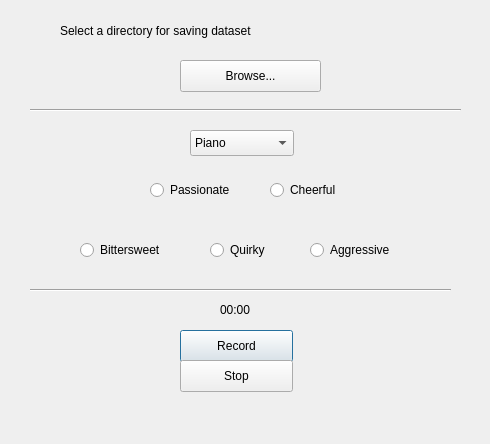
This is app.ui in yilin-zhang/EmoRecorder as Qt 5 draws it before an edit. The edited form follows.
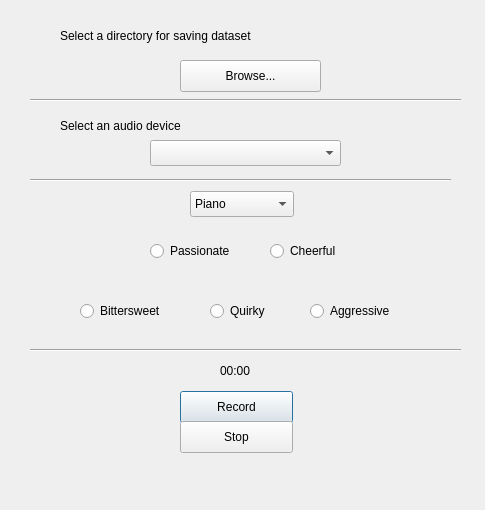
This is the edited form.

Commit message: add function: audio device selection

The edit to the form file:
```diff
--- a/app.ui
+++ b/app.ui
@@ -6,8 +6,8 @@
    <rect>
     <x>0</x>
     <y>0</y>
-    <width>490</width>
-    <height>444</height>
+    <width>485</width>
+    <height>510</height>
    </rect>
   </property>
   <property name="windowTitle">
@@ -17,7 +17,7 @@
    <property name="geometry">
     <rect>
      <x>190</x>
-     <y>130</y>
+     <y>191</y>
      <width>104</width>
      <height>26</height>
     </rect>
@@ -52,7 +52,7 @@
    <property name="geometry">
     <rect>
      <x>150</x>
-     <y>180</y>
+     <y>241</y>
      <width>100</width>
      <height>20</height>
     </rect>
@@ -65,7 +65,7 @@
    <property name="geometry">
     <rect>
      <x>270</x>
-     <y>180</y>
+     <y>241</y>
      <width>100</width>
      <height>20</height>
     </rect>
@@ -78,7 +78,7 @@
    <property name="geometry">
     <rect>
      <x>80</x>
-     <y>240</y>
+     <y>301</y>
      <width>100</width>
      <height>20</height>
     </rect>
@@ -91,7 +91,7 @@
    <property name="geometry">
     <rect>
      <x>30</x>
-     <y>100</y>
+     <y>90</y>
      <width>431</width>
      <height>20</height>
     </rect>
@@ -104,7 +104,7 @@
    <property name="geometry">
     <rect>
      <x>30</x>
-     <y>280</y>
+     <y>170</y>
      <width>421</width>
      <height>20</height>
     </rect>
@@ -117,7 +117,7 @@
    <property name="geometry">
     <rect>
      <x>180</x>
-     <y>330</y>
+     <y>391</y>
      <width>113</width>
      <height>32</height>
     </rect>
@@ -130,7 +130,7 @@
    <property name="geometry">
     <rect>
      <x>180</x>
-     <y>360</y>
+     <y>421</y>
      <width>113</width>
      <height>32</height>
     </rect>
@@ -143,7 +143,7 @@
    <property name="geometry">
     <rect>
      <x>220</x>
-     <y>300</y>
+     <y>361</y>
      <width>51</width>
      <height>20</height>
     </rect>
@@ -169,7 +169,7 @@
    <property name="geometry">
     <rect>
      <x>60</x>
-     <y>15</y>
+     <y>20</y>
      <width>361</width>
      <height>31</height>
     </rect>
@@ -185,7 +185,7 @@
    <property name="geometry">
     <rect>
      <x>210</x>
-     <y>240</y>
+     <y>301</y>
      <width>100</width>
      <height>20</height>
     </rect>
@@ -198,7 +198,7 @@
    <property name="geometry">
     <rect>
      <x>310</x>
-     <y>240</y>
+     <y>301</y>
      <width>100</width>
      <height>20</height>
     </rect>
@@ -211,7 +211,7 @@
    <property name="geometry">
     <rect>
      <x>20</x>
-     <y>399</y>
+     <y>460</y>
      <width>441</width>
      <height>31</height>
     </rect>
@@ -223,6 +223,45 @@
     <bool>true</bool>
    </property>
   </widget>
+  <widget class="Line" name="line_3">
+   <property name="geometry">
+    <rect>
+     <x>30</x>
+     <y>340</y>
+     <width>431</width>
+     <height>20</height>
+    </rect>
+   </property>
+   <property name="orientation">
+    <enum>Qt::Horizontal</enum>
+   </property>
+  </widget>
+  <widget class="QComboBox" name="deviceBox">
+   <property name="geometry">
+    <rect>
+     <x>150</x>
+     <y>140</y>
+     <width>191</width>
+     <height>26</height>
+    </rect>
+   </property>
+  </widget>
+  <widget class="QLabel" name="deviceChoices">
+   <property name="geometry">
+    <rect>
+     <x>60</x>
+     <y>110</y>
+     <width>361</width>
+     <height>31</height>
+    </rect>
+   </property>
+   <property name="text">
+    <string>Select an audio device</string>
+   </property>
+   <property name="wordWrap">
+    <bool>true</bool>
+   </property>
+  </widget>
  </widget>
  <resources/>
  <connections/>
```
The commit also changes 6 other files.
